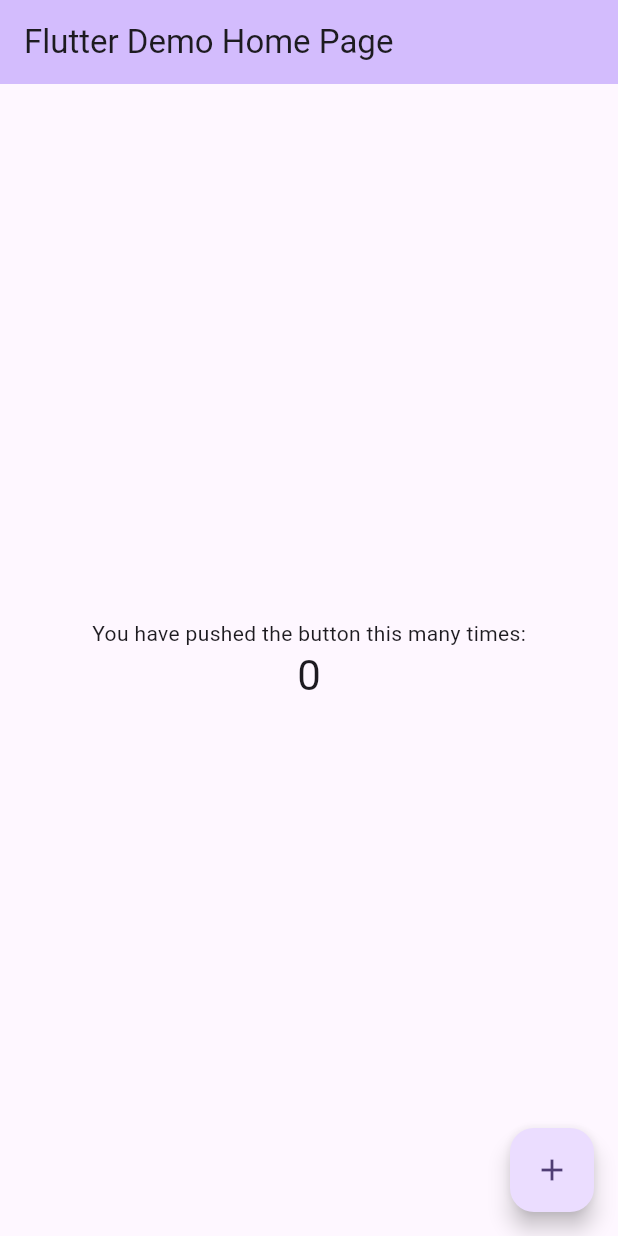
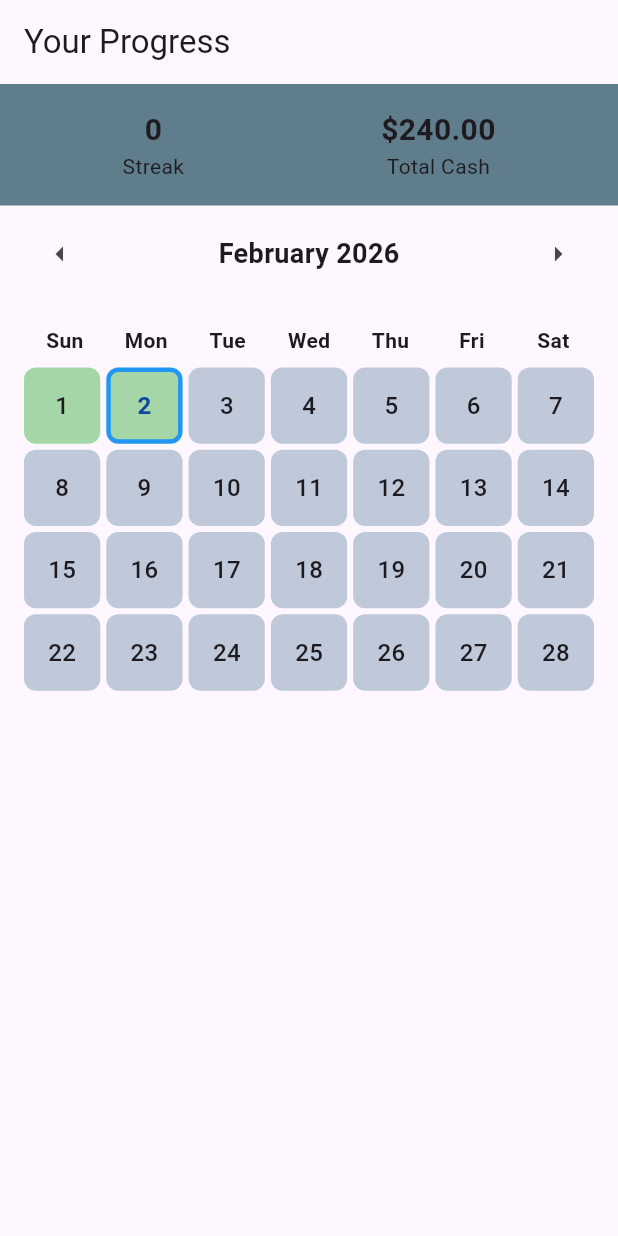
Before and after one commit to jacobrread/get_goin, a Flutter app: the screen it shows after launch, on a phone screen of 412 x 824 dp. Run offline on Flutter 3.47's test engine with Material 3 defaults, Android fonts, the phone set to English and light mode, and no system bars.

Commit message:
Add CalendarScreen and associated widgets for monthly progress tracking

```diff
--- /dev/null
+++ b/lib/calendar_screen.dart
@@ -0,0 +1,257 @@
+import 'package:flutter/material.dart';
+
+class CalendarScreen extends StatefulWidget {
+  final DateTime? displayedMonth;
+  const CalendarScreen({super.key, this.displayedMonth});
+
+  @override
+  State<CalendarScreen> createState() => _CalendarScreenState();
+}
+
+class _CalendarScreenState extends State<CalendarScreen> {
+  late DateTime _displayedMonth;
+
+  @override
+  void initState() {
+    super.initState();
+    _displayedMonth = widget.displayedMonth ?? DateTime.now();
+    _displayedMonth = DateTime(_displayedMonth.year, _displayedMonth.month);
+  }
+
+  void _goToPreviousMonth() {
+    setState(() {
+      _displayedMonth = DateTime(
+        _displayedMonth.month == 1 ? _displayedMonth.year - 1 : _displayedMonth.year,
+        _displayedMonth.month == 1 ? 12 : _displayedMonth.month - 1,
+      );
+    });
+  }
+
+  void _goToNextMonth() {
+    setState(() {
+      _displayedMonth = DateTime(
+        _displayedMonth.month == 12 ? _displayedMonth.year + 1 : _displayedMonth.year,
+        _displayedMonth.month == 12 ? 1 : _displayedMonth.month + 1,
+      );
+    });
+  }
+
+  @override
+  Widget build(BuildContext context) {
+    return Scaffold(
+      appBar: AppBar(
+        title: const Text('Your Progress'),
+      ),
+      body: Column(
+        children: [
+          _StatsBar(),
+          // Month navigation and calendar
+          Padding(
+            padding: const EdgeInsets.symmetric(horizontal: 16, vertical: 8),
+            child: Row(
+              mainAxisAlignment: MainAxisAlignment.spaceBetween,
+              children: [
+                IconButton(
+                  icon: const Icon(Icons.arrow_left),
+                  onPressed: _goToPreviousMonth,
+                ),
+                Text(
+                  '${_monthName(_displayedMonth.month)} ${_displayedMonth.year}',
+                  style: const TextStyle(fontSize: 18, fontWeight: FontWeight.bold),
+                ),
+                IconButton(
+                  icon: const Icon(Icons.arrow_right),
+                  onPressed: _goToNextMonth,
+                ),
+              ],
+            ),
+          ),
+          Expanded(child: _CalendarView(displayedMonth: _displayedMonth)),
+        ],
+      ),
+    );
+  }
+
+  String _monthName(int month) {
+    const months = [
+      '',
+      'January', 'February', 'March', 'April', 'May', 'June',
+      'July', 'August', 'September', 'October', 'November', 'December'
+    ];
+    return months[month];
+  }
+}
+
+class _StatsBar extends StatelessWidget {
+  @override
+  Widget build(BuildContext context) {
+    // Placeholder for stats
+    return Container(
+      padding: const EdgeInsets.all(16),
+      color: Colors.blueGrey,
+      child: Row(
+        mainAxisAlignment: MainAxisAlignment.spaceAround,
+        children: const [
+          _StatItem(label: 'Streak', value: '0'),
+          _StatItem(label: 'Total Cash', value: '\$240.00'),
+        ],
+      ),
+    );
+  }
+}
+
+class _StatItem extends StatelessWidget {
+  final String label;
+  final String value;
+  const _StatItem({required this.label, required this.value});
+
+  @override
+  Widget build(BuildContext context) {
+    return Column(
+      children: [
+        Text(value, style: const TextStyle(fontSize: 20, fontWeight: FontWeight.bold)),
+        Text(label, style: const TextStyle(fontSize: 14)),
+      ],
+    );
+  }
+}
+
+class _CalendarView extends StatelessWidget {
+  final DateTime? displayedMonth;
+  const _CalendarView({this.displayedMonth});
+
+  @override
+  Widget build(BuildContext context) {
+    final now = DateTime.now();
+    final year = displayedMonth?.year ?? now.year;
+    final month = displayedMonth?.month ?? now.month;
+    // If displayedMonth is the current month, use today's day, else -1
+    final isCurrentMonth = (displayedMonth?.year == now.year && displayedMonth?.month == now.month) || (displayedMonth == null);
+    final today = isCurrentMonth ? now.day : -1;
+    final firstDayOfMonth = DateTime(year, month, 1);
+    final daysInMonth = DateTime(year, month + 1, 0).day;
+    // Use Sunday as the first day of the week (column 0)
+    final firstWeekday = firstDayOfMonth.weekday; // 1 (Mon) - 7 (Sun)
+    // For Sunday, leadingEmpty should be 0; for Monday, 1; ... Saturday, 6
+    final leadingEmpty = firstWeekday % 7;
+    final prevMonth = month == 1 ? 12 : month - 1;
+    final prevMonthYear = month == 1 ? year - 1 : year;
+    final prevMonthDays = DateTime(prevMonthYear, prevMonth + 1, 0).day;
+    final totalCells = leadingEmpty + daysInMonth;
+    final rows = ((totalCells) / 7).ceil();
+    final itemCount = rows * 7;
+
+    // Weekday abbreviations, Sunday first
+    const weekdayAbbr = ['Sun', 'Mon', 'Tue', 'Wed', 'Thu', 'Fri', 'Sat'];
+
+    // Build a list of all cells to guarantee all days are present
+    List<Widget> cells = [];
+    for (int i = 0; i < itemCount; i++) {
+      int day;
+      int displayMonth = month;
+      int displayYear = year;
+      double opacity = 1.0;
+      Color cellColor;
+
+      bool isCurrentDay = false;
+      if (i < leadingEmpty) {
+        // Previous month
+        day = prevMonthDays - (leadingEmpty - i - 1);
+        displayMonth = prevMonth;
+        displayYear = prevMonthYear;
+        opacity = 0.4;
+        cellColor = Colors.grey;
+      } else if (i >= leadingEmpty + daysInMonth) {
+        // Next month or future months
+        day = i - (leadingEmpty + daysInMonth) + 1;
+        // Calculate correct displayMonth and displayYear for overflow
+        int offset = i - (leadingEmpty + daysInMonth);
+        int nextMonthNumber = month + 1;
+        int nextYear = year;
+        while (nextMonthNumber > 12) {
+          nextMonthNumber -= 12;
+          nextYear += 1;
+        }
+        displayMonth = nextMonthNumber;
+        displayYear = nextYear;
+        opacity = 0.4;
+        final displayed = DateTime(displayYear, displayMonth);
+        final realNow = DateTime(now.year, now.month);
+        if (displayed.isAfter(realNow)) {
+          cellColor = const Color(0xFFBFC9D9); // Neutral gray with a hint of blue
+        } else {
+          cellColor = Colors.grey;
+        }
+      } else {
+        // Current month
+        day = i - leadingEmpty + 1;
+        if (today != -1 && day > today) {
+          cellColor = const Color(0xFFBFC9D9); // Neutral gray with a hint of blue
+        } else {
+          cellColor = Colors.green.shade200; // Green for past and present days
+        }
+        // Highlight current day
+        if (today != -1 && day == today) {
+          isCurrentDay = true;
+        }
+      }
+
+      final cellKey = ValueKey('calendar-cell-$displayYear-$displayMonth-$day');
+      // ignore: avoid_print
+      print('Rendering cell: $cellKey');
+      cells.add(
+        Opacity(
+          opacity: opacity,
+          child: Container(
+            key: cellKey,
+            decoration: BoxDecoration(
+              color: cellColor,
+              borderRadius: BorderRadius.circular(8),
+              border: isCurrentDay ? Border.all(color: Colors.blue, width: 3) : null,
+            ),
+            child: Center(
+              child: Text(
+                '$day',
+                style: TextStyle(
+                  fontSize: 16,
+                  fontWeight: isCurrentDay ? FontWeight.bold : FontWeight.w500,
+                  color: isCurrentDay ? Colors.blue.shade900 : null,
+                ),
+              ),
+            ),
+          ),
+        ),
+      );
+    }
+
+    return Padding(
+      padding: const EdgeInsets.all(16.0),
+      child: Column(
+        children: [
+          Row(
+            mainAxisAlignment: MainAxisAlignment.spaceBetween,
+            children: weekdayAbbr
+                .map((abbr) => Expanded(
+                      child: Center(
+                        child: Text(
+                          abbr,
+                          style: const TextStyle(fontWeight: FontWeight.bold),
+                        ),
+                      ),
+                    ))
+                .toList(),
+          ),
+          const SizedBox(height: 8),
+          Expanded(
+            child: GridView.count(
+              crossAxisCount: 7,
+              mainAxisSpacing: 4,
+              crossAxisSpacing: 4,
+              children: cells,
+            ),
+          ),
+        ],
+      ),
+    );
+  }
+}
--- a/lib/main.dart
+++ b/lib/main.dart
@@ -1,4 +1,5 @@
 import 'package:flutter/material.dart';
+import 'calendar_screen.dart';
 
 void main() {
   runApp(const MyApp());
@@ -7,116 +8,16 @@ void main() {
 class MyApp extends StatelessWidget {
   const MyApp({super.key});
 
-  // This widget is the root of your application.
   @override
   Widget build(BuildContext context) {
     return MaterialApp(
-      title: 'Flutter Demo',
+      title: 'Get Goin',
       theme: ThemeData(
-        // This is the theme of your application.
-        //
-        // TRY THIS: Try running your application with "flutter run". You'll see
-        // the application has a purple toolbar. Then, without quitting the app,
-        // try changing the seedColor in the colorScheme below to Colors.green
-        // and then invoke "hot reload" (save your changes or press the "hot
-        // reload" button in a Flutter-supported IDE, or press "r" if you used
-        // the command line to start the app).
-        //
-        // Notice that the counter didn't reset back to zero; the application
-        // state is not lost during the reload. To reset the state, use hot
-        // restart instead.
-        //
-        // This works for code too, not just values: Most code changes can be
-        // tested with just a hot reload.
         colorScheme: ColorScheme.fromSeed(seedColor: Colors.deepPurple),
+        useMaterial3: true,
       ),
-      home: const MyHomePage(title: 'Flutter Demo Home Page'),
+      darkTheme: ThemeData.dark(),
+      home: const CalendarScreen(),
     );
   }
 }
-
-class MyHomePage extends StatefulWidget {
-  const MyHomePage({super.key, required this.title});
-
-  // This widget is the home page of your application. It is stateful, meaning
-  // that it has a State object (defined below) that contains fields that affect
-  // how it looks.
-
-  // This class is the configuration for the state. It holds the values (in this
-  // case the title) provided by the parent (in this case the App widget) and
-  // used by the build method of the State. Fields in a Widget subclass are
-  // always marked "final".
-
-  final String title;
-
-  @override
-  State<MyHomePage> createState() => _MyHomePageState();
-}
-
-class _MyHomePageState extends State<MyHomePage> {
-  int _counter = 0;
-
-  void _incrementCounter() {
-    setState(() {
-      // This call to setState tells the Flutter framework that something has
-      // changed in this State, which causes it to rerun the build method below
-      // so that the display can reflect the updated values. If we changed
-      // _counter without calling setState(), then the build method would not be
-      // called again, and so nothing would appear to happen.
-      _counter++;
-    });
-  }
-
-  @override
-  Widget build(BuildContext context) {
-    // This method is rerun every time setState is called, for instance as done
-    // by the _incrementCounter method above.
-    //
-    // The Flutter framework has been optimized to make rerunning build methods
-    // fast, so that you can just rebuild anything that needs updating rather
-    // than having to individually change instances of widgets.
-    return Scaffold(
-      appBar: AppBar(
-        // TRY THIS: Try changing the color here to a specific color (to
-        // Colors.amber, perhaps?) and trigger a hot reload to see the AppBar
-        // change color while the other colors stay the same.
-        backgroundColor: Theme.of(context).colorScheme.inversePrimary,
-        // Here we take the value from the MyHomePage object that was created by
-        // the App.build method, and use it to set our appbar title.
-        title: Text(widget.title),
-      ),
-      body: Center(
-        // Center is a layout widget. It takes a single child and positions it
-        // in the middle of the parent.
-        child: Column(
-          // Column is also a layout widget. It takes a list of children and
-          // arranges them vertically. By default, it sizes itself to fit its
-          // children horizontally, and tries to be as tall as its parent.
-          //
-          // Column has various properties to control how it sizes itself and
-          // how it positions its children. Here we use mainAxisAlignment to
-          // center the children vertically; the main axis here is the vertical
-          // axis because Columns are vertical (the cross axis would be
-          // horizontal).
-          //
-          // TRY THIS: Invoke "debug painting" (choose the "Toggle Debug Paint"
-          // action in the IDE, or press "p" in the console), to see the
-          // wireframe for each widget.
-          mainAxisAlignment: MainAxisAlignment.center,
-          children: <Widget>[
-            const Text('You have pushed the button this many times:'),
-            Text(
-              '$_counter',
-              style: Theme.of(context).textTheme.headlineMedium,
-            ),
-          ],
-        ),
-      ),
-      floatingActionButton: FloatingActionButton(
-        onPressed: _incrementCounter,
-        tooltip: 'Increment',
-        child: const Icon(Icons.add),
-      ), // This trailing comma makes auto-formatting nicer for build methods.
-    );
-  }
-}
```
Also changed, not shown: 2 other files.
